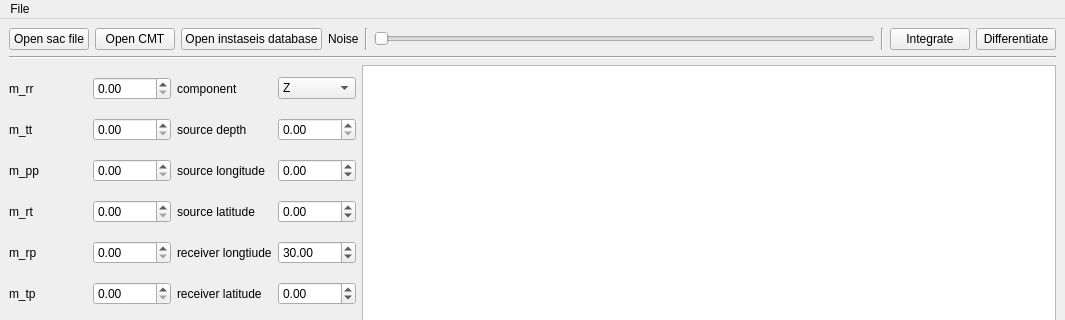
This is gui/layout.ui in romaguir/europa_seismo as Qt 5 draws it before an edit; both pictures show x 0 to 1065 and y 0 to 320 of the 1065 by 869 pixel window. The edited form follows.
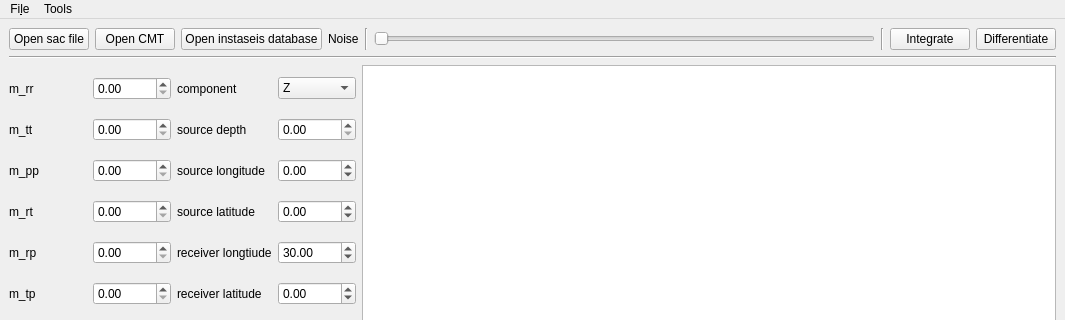
This is the edited form. Custom widgets are drawn as their Qt base class.

```diff
--- a/gui/layout.ui
+++ b/gui/layout.ui
@@ -571,18 +571,27 @@
      <x>0</x>
      <y>0</y>
      <width>1065</width>
-     <height>27</height>
+     <height>22</height>
     </rect>
    </property>
    <widget class="QMenu" name="menuFile">
     <property name="title">
-     <string>File</string>
+     <string>Fi&amp;le</string>
     </property>
     <addaction name="actionOpen_sac_file"/>
     <addaction name="actionExit"/>
     <addaction name="Save_dispersion_curve"/>
+    <addaction name="Open_noise_file"/>
+   </widget>
+   <widget class="QMenu" name="menuTools">
+    <property name="title">
+     <string>Tools</string>
+    </property>
+    <addaction name="Plot_noise_power_spectrum"/>
+    <addaction name="Plot_dispersion_curve"/>
    </widget>
    <addaction name="menuFile"/>
+   <addaction name="menuTools"/>
   </widget>
   <widget class="QStatusBar" name="statusbar"/>
   <action name="actionOpen_sac_file">
```
Left out of the diff: 21 changed lines with no effect on the pictures.
